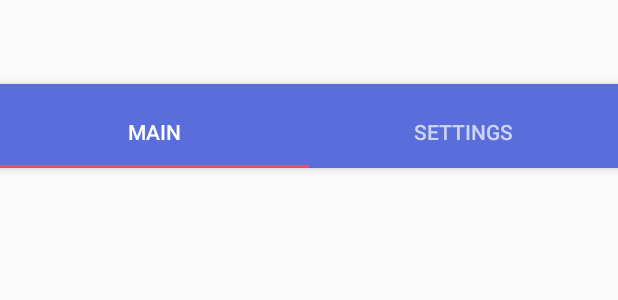
After one commit to Suzanskiy/Publicator.Android, an Android app: the layout activity_secont__ma.xml on its own in the app's theme, with its tools: preview values and no code run, on a phone screen of 412 x 824 dp. The commit adds this screen. Shown: the top 300 px of the screen. Run offline under Robolectric (Android 15) with nearby library versions, the phone set to English and light mode, and no system bars.

Commit message:
new design plate

```diff
--- /dev/null
+++ b/app/src/main/res/layout/activity_secont__ma.xml
@@ -0,0 +1,44 @@
+<?xml version="1.0" encoding="utf-8"?>
+<android.support.design.widget.CoordinatorLayout xmlns:android="http://schemas.android.com/apk/res/android"
+    xmlns:app="http://schemas.android.com/apk/res-auto"
+    xmlns:tools="http://schemas.android.com/tools"
+    android:id="@+id/main_content"
+    android:layout_width="match_parent"
+    android:layout_height="match_parent"
+    android:fitsSystemWindows="true"
+    tools:context=".Secont_Ma">
+
+    <android.support.design.widget.AppBarLayout
+        android:id="@+id/appbar"
+        android:layout_width="match_parent"
+        android:layout_height="wrap_content"
+        android:paddingTop="@dimen/appbar_padding_top"
+        android:theme="@style/AppTheme.AppBarOverlay">
+
+        <android.support.design.widget.TabLayout
+            android:id="@+id/tabs"
+            android:layout_width="match_parent"
+            android:layout_height="wrap_content">
+
+            <android.support.design.widget.TabItem
+                android:id="@+id/tabItem"
+                android:layout_width="wrap_content"
+                android:layout_height="wrap_content"
+                android:text="Main" />
+
+            <android.support.design.widget.TabItem
+                android:id="@+id/tabItem2"
+                android:layout_width="wrap_content"
+                android:layout_height="wrap_content"
+                android:text="Settings" />
+
+        </android.support.design.widget.TabLayout>
+    </android.support.design.widget.AppBarLayout>
+
+    <android.support.v4.view.ViewPager
+        android:id="@+id/container"
+        android:layout_width="match_parent"
+        android:layout_height="match_parent"
+        app:layout_behavior="@string/appbar_scrolling_view_behavior" />
+
+</android.support.design.widget.CoordinatorLayout>
--- /dev/null
+++ b/app/src/main/res/layout/fragment_settings.xml
@@ -0,0 +1,6 @@
+<?xml version="1.0" encoding="utf-8"?>
+<LinearLayout
+    xmlns:android="http://schemas.android.com/apk/res/android" android:layout_width="match_parent"
+    android:layout_height="match_parent">
+
+</LinearLayout>
--- a/app/src/main/res/layout/new_content_main.xml
+++ b/app/src/main/res/layout/new_content_main.xml
@@ -108,5 +108,7 @@
         android:layout_centerHorizontal="true"
         android:layout_weight="0"
         ads:adSize="BANNER"
-        ads:adUnitId="@string/banner_ad_unit_id"></com.google.android.gms.ads.AdView>
+        ads:adUnitId="@string/banner_ad_unit_id">
+
+    </com.google.android.gms.ads.AdView>
 </LinearLayout>
--- a/app/src/main/res/values/dimens.xml
+++ b/app/src/main/res/values/dimens.xml
@@ -6,4 +6,7 @@
     <dimen name="appbar_padding_top">8dp</dimen>
     <dimen name="nav_header_vertical_spacing">8dp</dimen>
     <dimen name="nav_header_height">176dp</dimen>
+    <dimen name="app_bar_height">200dp</dimen>
+    <dimen name="item_width">200dp</dimen>
+    <dimen name="text_margin">16dp</dimen>
 </resources>
```
Also changed, not shown: app/src/main/AndroidManifest.xml (+19 -8 lines), app/src/main/java/test/suz/myapplication2/FragmentGirls.java (added, +25 -0 lines), app/src/main/java/test/suz/myapplication2/FragmentSettings.java (added, +19 -0 lines), app/src/main/java/test/suz/myapplication2/Publication.java (+4 -1 lines), app/src/main/java/test/suz/myapplication2/Secont_Ma.java (added, +121 -0 lines), app/src/main/java/test/suz/myapplication2/bottom_navigation.java (added, +42 -0 lines), app/src/main/res/layout/activity_bottom_navigation.xml (added, +33 -0 lines), app/src/main/res/layout/fragment_secont__ma.xml (added, +102 -0 lines), app/src/main/res/menu/navigation.xml (added, +16 -0 lines), app/src/main/res/values/strings.xml (+11 -0 lines). Lines whose indentation alone changed are shown as unchanged.
